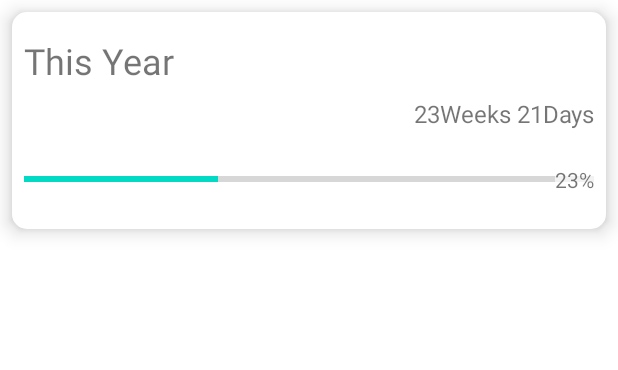
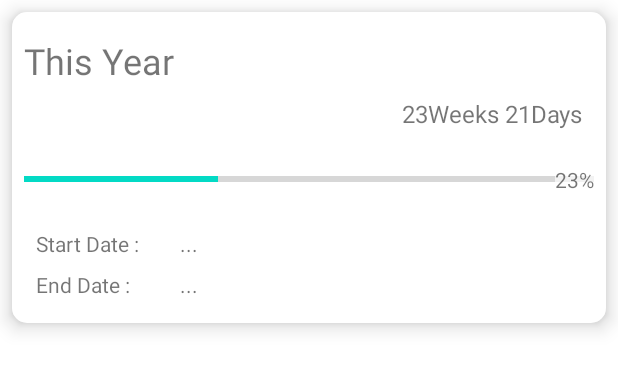
Before and after one commit to william-waiyanhtat/Progress, an Android app: the layout progress_item.xml on its own in the app's theme, with its tools: preview values and no code run, on a phone screen of 412 x 824 dp. Shown: the top 370 px of the screen. Run offline under Robolectric (Android 15) with nearby library versions, the phone set to English and light mode, and no system bars.

Commit message:
Counter Date and Get Date Refactor for empty endDateString

```diff
--- a/app/build.gradle
+++ b/app/build.gradle
@@ -2,6 +2,7 @@ plugins {
     id 'com.android.application'
     id 'kotlin-android'
     id("dagger.hilt.android.plugin")
+    id("androidx.navigation.safeargs")
 }
 apply plugin: 'kotlin-kapt'
 
--- a/app/src/main/res/layout/activity_main.xml
+++ b/app/src/main/res/layout/activity_main.xml
@@ -70,6 +70,7 @@
         app:layout_constraintLeft_toLeftOf="parent"
         app:layout_constraintRight_toRightOf="parent"
         app:layout_constraintTop_toBottomOf="@+id/appBar"
-        app:navGraph="@navigation/nav_graph" />
+        app:navGraph="@navigation/nav_graph"
+        />
 
 </androidx.constraintlayout.motion.widget.MotionLayout>
--- a/app/src/main/res/layout/fragment_dashboard.xml
+++ b/app/src/main/res/layout/fragment_dashboard.xml
@@ -29,7 +29,6 @@
         android:layoutAnimation="@anim/layout_animation"/>
 
 
-
     <com.google.android.material.floatingactionbutton.FloatingActionButton
         android:id="@+id/fab"
         android:layout_width="wrap_content"
@@ -37,6 +36,7 @@
         android:layout_gravity="bottom|right"
         android:layout_margin="8dp"
         android:src="@drawable/ic_add"
+        android:transitionName="fabBtn"
         app:layout_constraintBottom_toBottomOf="parent"
         app:layout_constraintEnd_toEndOf="parent" />
 
--- a/app/src/main/res/layout/progress_item.xml
+++ b/app/src/main/res/layout/progress_item.xml
@@ -4,22 +4,25 @@
     xmlns:tools="http://schemas.android.com/tools"
     android:layout_width="match_parent"
     android:layout_height="wrap_content"
+    android:layout_margin="@dimen/spacing_normal"
+    android:animateLayoutChanges="true"
     android:background="@drawable/app_barbg"
     android:elevation="8dp"
-    android:padding="8dp"
-    android:animateLayoutChanges="true"
-    android:layout_margin="@dimen/spacing_normal">
+    android:padding="8dp">
 
     <TextView
         android:id="@+id/tv_counting"
-        android:layout_width="match_parent"
+        android:layout_width="0dp"
         android:layout_height="wrap_content"
+        android:layout_marginStart="8dp"
         android:layout_marginTop="8dp"
+        android:layout_marginEnd="8dp"
         android:text="23Weeks 21Days"
+        android:textAlignment="textEnd"
         android:textSize="@dimen/text_normal"
-        android:textAlignment="textEnd"
-        app:layout_constraintTop_toBottomOf="@+id/item_title_id"
-        tools:layout_editor_absoluteX="8dp" />
+        app:layout_constraintEnd_toEndOf="parent"
+        app:layout_constraintStart_toStartOf="parent"
+        app:layout_constraintTop_toBottomOf="@+id/item_title_id" />
 
     <TextView
         android:id="@+id/item_title_id"
@@ -55,13 +58,43 @@
 
 
     <TextView
-        android:id="@+id/tv_detail"
+        android:id="@+id/tv_startDate"
         android:layout_width="wrap_content"
         android:layout_height="wrap_content"
-        android:text="Detail"
-        android:textSize="20sp"
-        android:visibility="gone"
+        android:layout_marginStart="8dp"
+        android:layout_marginTop="8dp"
+        android:text="Start Date : "
+        android:visibility="visible"
         app:layout_constraintStart_toStartOf="parent"
         app:layout_constraintTop_toBottomOf="@+id/item_progress_bar_id" />
 
+    <TextView
+        android:id="@+id/textView4"
+        android:layout_width="wrap_content"
+        android:layout_height="wrap_content"
+        android:layout_marginTop="8dp"
+        android:layout_marginBottom="8dp"
+        android:text="End Date : "
+        app:layout_constraintBottom_toBottomOf="parent"
+        app:layout_constraintStart_toStartOf="@+id/tv_startDate"
+        app:layout_constraintTop_toBottomOf="@+id/tv_startDate" />
+
+    <TextView
+        android:id="@+id/tv_act_sdate"
+        android:layout_width="wrap_content"
+        android:layout_height="wrap_content"
+        android:layout_marginStart="24dp"
+        android:text="..."
+        app:layout_constraintStart_toEndOf="@+id/tv_startDate"
+        app:layout_constraintTop_toTopOf="@+id/tv_startDate" />
+
+    <TextView
+        android:id="@+id/tv_act_edate"
+        android:layout_width="wrap_content"
+        android:layout_height="wrap_content"
+        android:layout_marginTop="8dp"
+        android:text="..."
+        app:layout_constraintStart_toStartOf="@+id/tv_act_sdate"
+        app:layout_constraintTop_toBottomOf="@+id/tv_startDate" />
+
 </androidx.constraintlayout.widget.ConstraintLayout>
--- a/app/src/main/res/navigation/nav_graph.xml
+++ b/app/src/main/res/navigation/nav_graph.xml
@@ -10,6 +10,11 @@
         android:name="com.celestial.progress.ui.fragment.DashboardFragment"
         android:label="fragment_dashboard"
         tools:layout="@layout/fragment_dashboard" >
+        <action
+            android:id="@+id/navigateToCreateFragment"
+            app:destination="@id/createFragment"
+            app:popEnterAnim="@anim/nav_default_pop_enter_anim"
+            app:popExitAnim="@anim/nav_default_pop_exit_anim" />
     </fragment>
     <fragment
         android:id="@+id/createFragment"
--- a/build.gradle
+++ b/build.gradle
@@ -6,12 +6,15 @@ buildscript {
         jcenter()
 
     }
+
     dependencies {
         classpath "com.android.tools.build:gradle:4.1.2"
         classpath "org.jetbrains.kotlin:kotlin-gradle-plugin:$kotlin_version"
         classpath 'com.google.dagger:hilt-android-gradle-plugin:2.38.1'
         // NOTE: Do not place your application dependencies here; they belong
         // in the individual module build.gradle files
+
+        classpath("androidx.navigation:navigation-safe-args-gradle-plugin:2.3.5")
     }
 }
 
```
Also changed, not shown: app/src/main/java/com/celestial/progress/data/adapter/ItemAdapter.kt (+22 -16 lines), app/src/main/java/com/celestial/progress/data/model/Counter.kt (+13 -2 lines), app/src/main/java/com/celestial/progress/ui/fragment/CreateFragment.kt (+11 -6 lines), app/src/main/java/com/celestial/progress/ui/fragment/DashboardFragment.kt (+11 -1 lines), app/src/main/res/layout/fragment_create.xml (+30 -14 lines), 1 other file.
